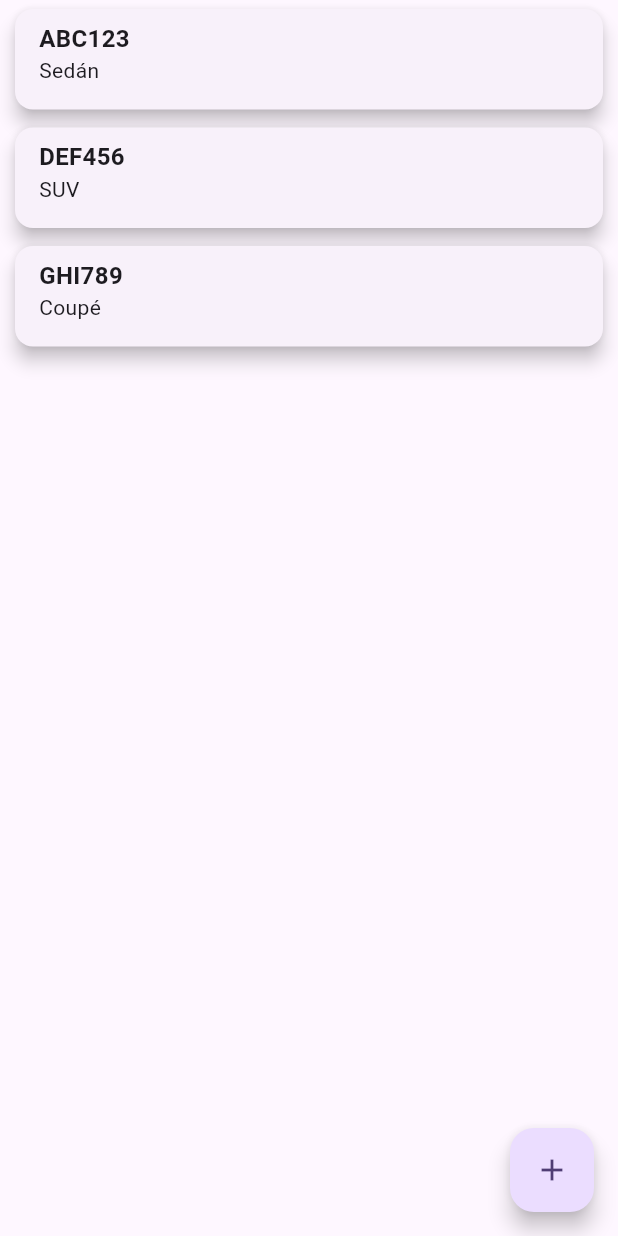
After one commit to ElPanadero123/Express-Parking, a Flutter app: the VehiculosList screen opened directly, on a phone screen of 412 x 824 dp. The commit adds this screen. Run offline on Flutter 3.47's test engine with Material 3 defaults, Android fonts, the phone set to English and light mode, and no system bars; our stand-ins replace google_maps_flutter, table_calendar.

Commit message:
lista de vehiculos

```diff
--- /dev/null
+++ b/json/autos.json
@@ -0,0 +1,28 @@
+[
+
+      {
+        "matricula": "ABC123",
+        "color": "Rojo",
+        "altura": 1.5,
+        "ancho": 1.8,
+        "largo": 4.5,
+        "modelo": "Sedán"
+      },
+      {
+        "matricula": "DEF456",
+        "color": "Azul",
+        "altura": 1.6,
+        "ancho": 1.9,
+        "largo": 4.7,
+        "modelo": "SUV"
+      },
+      {
+        "matricula": "GHI789",
+        "color": "Negro",
+        "altura": 1.7,
+        "ancho": 2.0,
+        "largo": 4.8,
+        "modelo": "Coupé"
+      }
+
+]
--- a/lib/Listas/ParkingList.dart
+++ b/lib/Listas/ParkingList.dart
@@ -100,7 +100,7 @@ class parkingListState extends State<parkingList> {
             MaterialPageRoute(builder: (context) => FormularioGaraje()),
           );
         },
-        tooltip: 'Crear nuevo vehículo',
+        tooltip: 'Crear nuevo garaje',
         child: Icon(Icons.add),
       ),
     );
--- /dev/null
+++ b/lib/Listas/VehiculosList.dart
@@ -0,0 +1,100 @@
+import 'dart:convert';
+
+import 'package:express_parking/FormularioAuto.dart';
+import 'package:express_parking/FormularioGaraje.dart';
+import 'package:express_parking/fakeTaxi/ParqueosDataModel.dart';
+import 'package:express_parking/fakeTaxi/VehiculosDataModel.dart';
+import 'package:flutter/material.dart';
+import 'package:flutter/services.dart' as rootBundle;
+
+class VehiculosList extends StatefulWidget {
+  @override
+  State<StatefulWidget> createState() {
+    return new VehiculosListState();
+  }
+}
+
+class VehiculosListState extends State<VehiculosList> {
+  @override
+  Widget build(BuildContext context) {
+    return Scaffold(
+      body: FutureBuilder(
+        future: ReadJsonData(),
+        builder: (context, data) {
+          if (data.hasError) {
+            //in case if error found
+            return Center(child: Text("${data.error}"));
+          } else if (data.hasData) {
+            //once data is ready this else block will execute
+            // items will hold all the data of DataModel
+            //items[index].name can be used to fetch name of product as done below
+            var items = data.data as List<VehiculosDataModel>;
+            return ListView.builder(
+                itemCount: items == null ? 0 : items.length,
+                itemBuilder: (context, index) {
+                  return Card(
+                    elevation: 5,
+                    margin: EdgeInsets.symmetric(horizontal: 10, vertical: 6),
+                    child: Container(
+                      padding: EdgeInsets.all(8),
+                      child: Row(
+                        mainAxisAlignment: MainAxisAlignment.center,
+                        crossAxisAlignment: CrossAxisAlignment.center,
+                        children: [
+                          Expanded(
+                              child: Container(
+                            padding: EdgeInsets.only(bottom: 8),
+                            child: Column(
+                              mainAxisAlignment: MainAxisAlignment.center,
+                              crossAxisAlignment: CrossAxisAlignment.start,
+                              children: [
+                                Padding(
+                                  padding: EdgeInsets.only(left: 8, right: 8),
+                                  child: Text(
+                                    items[index].matricula.toString(),
+                                    style: TextStyle(
+                                        fontSize: 16,
+                                        fontWeight: FontWeight.bold),
+                                  ),
+                                ),
+                                Padding(
+                                  padding: EdgeInsets.only(left: 8, right: 8),
+                                  child: Text(items[index].modelo.toString()),
+                                )
+                              ],
+                            ),
+                          ))
+                        ],
+                      ),
+                    ),
+                  );
+                });
+          } else {
+            // show circular progress while data is getting fetched from json file
+            return Center(
+              child: CircularProgressIndicator(),
+            );
+          }
+        },
+      ),
+      floatingActionButton: FloatingActionButton(
+        onPressed: () {
+          // Navegar a la pantalla de creación de nuevo vehículo
+          Navigator.push(
+            context,
+            MaterialPageRoute(builder: (context) => FormularioAuto()),
+          );
+        },
+        tooltip: 'Crear nuevo vehiculo',
+        child: Icon(Icons.add),
+      ),
+    );
+  }
+
+  Future<List<VehiculosDataModel>> ReadJsonData() async {
+    final jsondata = await rootBundle.rootBundle.loadString('json/autos.json');
+    final list = json.decode(jsondata) as List<dynamic>;
+
+    return list.map((e) => VehiculosDataModel.fromJson(e)).toList();
+  }
+}
--- a/lib/PantallaPrincipal.dart
+++ b/lib/PantallaPrincipal.dart
@@ -1,4 +1,5 @@
 import 'package:express_parking/Listas/ParkingList.dart';
+import 'package:express_parking/Listas/VehiculosList.dart';
 import 'package:flutter/material.dart';
 import 'package:google_maps_flutter/google_maps_flutter.dart';
 import 'FormularioGaraje.dart';
@@ -97,10 +98,8 @@ class _PantallaPrincipalState extends State<PantallaPrincipal> {
                 title: Text('Registro de Vehículo'),
                 onTap: () {
                   Navigator.pop(context);
-                  Navigator.push(
-                      context,
-                      MaterialPageRoute(
-                          builder: (context) => FormularioAuto()));
+                  Navigator.push(context,
+                      MaterialPageRoute(builder: (context) => VehiculosList()));
                 },
               ),
               ListTile(
--- /dev/null
+++ b/lib/fakeTaxi/VehiculosDataModel.dart
@@ -0,0 +1,28 @@
+class VehiculosDataModel {
+  final String matricula;
+  final String color;
+  final double altura;
+  final double ancho;
+  final double largo;
+  final String modelo;
+
+  VehiculosDataModel({
+    required this.matricula,
+    required this.color,
+    required this.altura,
+    required this.ancho,
+    required this.largo,
+    required this.modelo,
+  });
+
+  factory VehiculosDataModel.fromJson(Map<String, dynamic> json) {
+    return VehiculosDataModel(
+      matricula: json['matricula'] ?? '',
+      color: json['color'] ?? '',
+      altura: (json['altura'] ?? 0.0).toDouble(),
+      ancho: (json['ancho'] ?? 0.0).toDouble(),
+      largo: (json['largo'] ?? 0.0).toDouble(),
+      modelo: json['modelo'] ?? '',
+    );
+  }
+}
```
